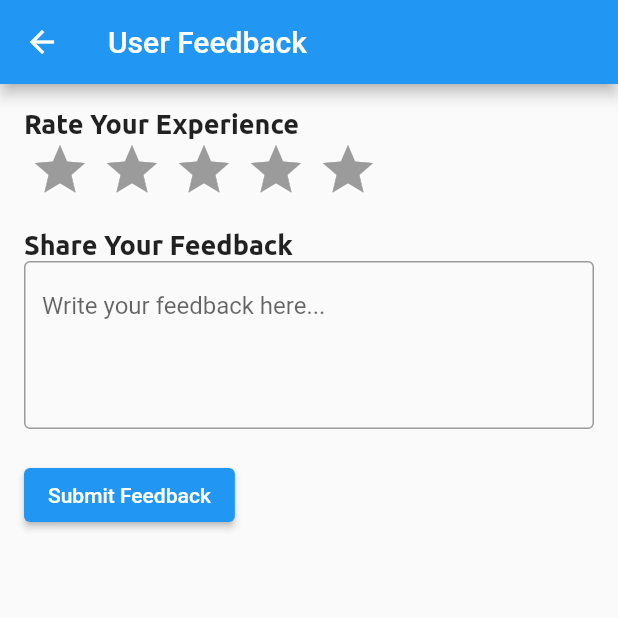
After one commit to Yash202000/ccw-app, a Flutter app: the UserFeedbackWidget screen opened directly, after a tap on "Submit Feedback", on a phone screen of 412 x 824 dp, the top half of it. The commit adds this screen. Run offline on Flutter 3.47's test engine with Material 2 defaults, Android fonts, the phone set to English and light mode, and no system bars; drawn by our look-alikes of flutter_rating_bar; our stand-ins replace audioplayers, carousel_slider, flutter_map, font_awesome_flutter, geocoding, image_picker and 5 more; missing offline and left inert: dart:html; accounts and stored records are empty; network calls fail; Roboto replaces fonts that are missing (nunito).

Commit message:
feedback section added

```diff
--- /dev/null
+++ b/ccw/lib/screens/feedback/feedbackScreen.dart
@@ -0,0 +1,139 @@
+import 'dart:convert';
+import 'package:flutter/material.dart';
+import 'package:http/http.dart' as http;
+import 'package:ccw/components/components.dart';
+import 'package:flutter_rating_bar/flutter_rating_bar.dart';
+import 'package:shared_preferences/shared_preferences.dart';
+import 'package:ccw/consts/env.dart' show backendUrl;
+
+class UserFeedbackWidget extends StatefulWidget {
+  @override
+  _UserFeedbackWidgetState createState() => _UserFeedbackWidgetState();
+}
+
+class _UserFeedbackWidgetState extends State<UserFeedbackWidget> {
+  double _rating = 0;
+  TextEditingController _feedbackController = TextEditingController();
+
+  @override
+  Widget build(BuildContext context) {
+    return Scaffold(
+      appBar: AppBar(
+        title: Text('User Feedback'),
+      ),
+      body: Padding(
+        padding: EdgeInsets.all(16.0),
+        child: Column(
+          crossAxisAlignment: CrossAxisAlignment.start,
+          children: <Widget>[
+            Text(
+              'Rate Your Experience',
+              style: TextStyle(fontSize: 18, fontWeight: FontWeight.bold),
+            ),
+            RatingBar.builder(
+              initialRating: _rating,
+              minRating: 1,
+              direction: Axis.horizontal,
+              allowHalfRating: true,
+              itemCount: 5,
+              itemSize: 40.0,
+              itemPadding: EdgeInsets.symmetric(horizontal: 4.0),
+              itemBuilder: (context, _) => Icon(
+                Icons.star,
+                color: Colors.amber,
+              ),
+              onRatingUpdate: (rating) {
+                setState(() {
+                  _rating = rating;
+                });
+              },
+            ),
+            SizedBox(height: 20),
+            Text(
+              'Share Your Feedback',
+              style: TextStyle(fontSize: 18, fontWeight: FontWeight.bold),
+            ),
+            TextField(
+              controller: _feedbackController,
+              maxLines: 4,
+              decoration: InputDecoration(
+                hintText: 'Write your feedback here...',
+                border: OutlineInputBorder(),
+              ),
+            ),
+            SizedBox(height: 20),
+            ElevatedButton(
+              onPressed: () async {
+                // Handle the submission of feedback
+                final double rating = _rating;
+                final String feedbackText = _feedbackController.text;
+
+                final prefs = await SharedPreferences.getInstance();
+                String? userInfo = prefs.getString('userinfo');
+                if(userInfo != null){
+                    Map<String, dynamic> userInfoMap = json.decode(userInfo);
+                    final String apiUrl = '$backendUrl/api/feedback';
+
+                    try {
+                        print(rating);
+                        print(feedbackText);
+                        final response = await http.post(
+                        Uri.parse(apiUrl),
+                        body: {
+                                'rating': rating.toString(),
+                                'feedback': feedbackText,
+                                'authorId': userInfoMap['id']
+                            },
+                        );
+
+                        if (response.statusCode == 201) {
+                        // Profile updated successfully
+                        print('Feedback Sent successfully');
+                        signUpAlert(
+                            onPressed: () async {
+                            print('back to the feeds page');
+
+                            },
+                            title: 'Feedback Upload',
+                            desc:
+                                'Feedback sent successfully!',
+                            btnText: 'ok',
+                            context: context,
+                        ).show();
+                        } else {
+                        // Handle other status codes or errors
+                        print('Failed to update profile');
+                        }
+                    } catch (e) {
+                        // Handle network errors or exceptions
+                        print('Error: $e');
+                    }
+                }
+
+                // You can now send the rating and feedback to your backend or process it as needed
+                print('Rating: $rating');
+                print('Feedback: $feedbackText');
+
+                // Optionally, clear the feedback form
+                setState(() {
+                  _rating = 0;
+                  _feedbackController.clear();
+                });
+
+                // Show a success message or navigate to another screen
+                // Navigator.pop(context); // Navigate back or display a success message
+              },
+              child: Text('Submit Feedback'),
+            ),
+          ],
+        ),
+      ),
+    );
+  }
+
+  @override
+  void dispose() {
+    _feedbackController.dispose();
+    super.dispose();
+  }
+}
--- a/ccw/lib/screens/newsFeedPage/NewsFeed.dart
+++ b/ccw/lib/screens/newsFeedPage/NewsFeed.dart
@@ -7,6 +7,7 @@ import 'package:ccw/screens/newsFeedPage/FeedLatestArticle.dart';
 import 'package:http/http.dart' as http;
 import 'package:ccw/consts/env.dart' show backendUrl;
 import 'dart:convert';
+import 'package:shared_preferences/shared_preferences.dart';
 
 class NewsFeed extends StatefulWidget {
 
@@ -40,9 +41,16 @@ class _NewsFeedState extends State<NewsFeed> {
       isLoading = true;
     });
 
-    var url = Uri.parse('$backendUrl/api/post/filtered-posts?pageSize=$pageSize&pageOffset=$pageOffset');
+    final prefs = await SharedPreferences.getInstance();
+    String? userInfo = prefs.getString('userinfo');
 
-    print('$backendUrl/api/post/filtered-posts?pageSize=$pageSize&pageOffset=$pageOffset');
+    if(userInfo != null) {
+        Map<String, dynamic> userInfoMap = json.decode(userInfo);
+
+      String currentUserId = userInfoMap['id'];
+
+      var url = Uri.parse("$backendUrl/api/post/filtered-posts?pageSize=$pageSize&pageOffset=$pageOffset&userId=$currentUserId");
+
 
       var response = await http.get(url);
 
@@ -54,6 +62,8 @@ class _NewsFeedState extends State<NewsFeed> {
 
         setState(() {
           feedList.addAll(content.map((json) {
+            print('upvotes are: ');
+            print(json['upvotes'].length);
             newsFeedWidgetList.add(feedNewsCardItem(context, GptFeed.fromJson(json)));
             newsFeedWidgetList.add(topSpace());
             return GptFeed.fromJson(json);
@@ -63,6 +73,7 @@ class _NewsFeedState extends State<NewsFeed> {
           isLoading = false;
           pageOffset += 1; // Increment the page offset for the next page
         });
+      }
     }
   }
 
--- a/ccw/lib/screens/newsFeedPage/widgets/feedBloc.dart
+++ b/ccw/lib/screens/newsFeedPage/widgets/feedBloc.dart
@@ -76,6 +76,7 @@ class GptFeed {
   final Count count;
   final bool published;
   final String timestamp;
+  final bool isupvote;
 
   GptFeed({
     required this.id,
@@ -89,6 +90,7 @@ class GptFeed {
     required this.count,
     required this.published,
     required this.timestamp,
+    required this.isupvote,
   });
   factory GptFeed.fromJson(Map<String, dynamic> json) {
     return GptFeed(
@@ -102,6 +104,7 @@ class GptFeed {
 
     published: json['published'],
     timestamp: json['timestamp'],
+    isupvote: json['upvotes'].length>0? true:false,
     author: Author.fromJson(json['author']), // Parse Author
     count: Count.fromJson(json['_count']),      // Parse Count
     );
--- a/ccw/lib/screens/newsFeedPage/widgets/feedCard.dart
+++ b/ccw/lib/screens/newsFeedPage/widgets/feedCard.dart
@@ -92,6 +92,7 @@ Widget likeCommentShare(BuildContext context,GptFeed listFeed) {
       GestureDetector(
           onTap: () {
             print('FB Reactions Tapped');
+            print(listFeed.isupvote);
             FbReactionBox();
           },
           child: Row(
@@ -99,6 +100,7 @@ Widget likeCommentShare(BuildContext context,GptFeed listFeed) {
               Icon(
                 FontAwesomeIcons.thumbsUp,
                 size: 18,
+                color: listFeed.isupvote ? Colors.blue : Colors.black, // Change color based on upvote status
               ),
               SizedBox(width: 5),
               Text('${listFeed.count.upvotes}')
--- a/ccw/lib/screens/profile/edit_profile.dart
+++ b/ccw/lib/screens/profile/edit_profile.dart
@@ -5,6 +5,7 @@ import 'package:ccw/components/components.dart';
 import 'package:ccw/screens/welcome.dart';
 import 'package:ccw/consts/env.dart' show backendUrl;
 import 'package:shared_preferences/shared_preferences.dart';
+import 'package:ccw/screens/feedback/feedbackScreen.dart';
 
 class Profile {
   String firstName;
@@ -148,7 +149,7 @@ class _EditProfileWidgetState extends State<EditProfileWidget> {
   Widget build(BuildContext context) {
     return Scaffold(
       appBar: AppBar(
-        title: Text('Edit Profile'),
+        title: Text('Profile'),
       ),
       body: SingleChildScrollView(
         padding: EdgeInsets.all(16.0),
@@ -190,6 +191,15 @@ class _EditProfileWidgetState extends State<EditProfileWidget> {
               },
               child: Text('Save Profile'),
             ),
+            ElevatedButton(
+              onPressed: () {
+
+                Navigator.push(context,
+                      MaterialPageRoute(builder: (context) => UserFeedbackWidget()));
+
+              },
+              child: Text('Rate Us'),
+            ),
           ],
         ),
       ),
```
Lines whose indentation alone changed are shown as unchanged.
